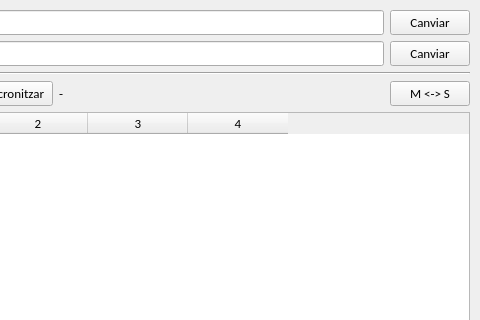
Qt form FSincro.ui (jordisuri/Sincro) before a commit; both pictures show x 123 to 603 and y 0 to 320 of the 603 by 648 pixel window.
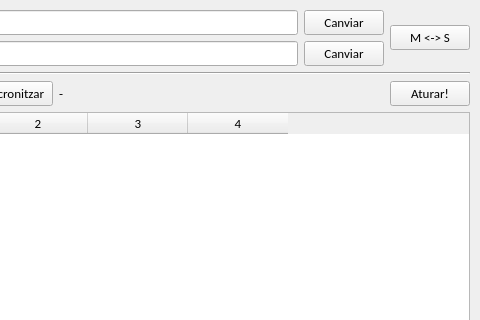
The same form after that commit.

Commit message: Fet aturar

The edit to the form file:
```diff
--- a/FSincro.ui
+++ b/FSincro.ui
@@ -152,6 +152,19 @@
         </item>
        </layout>
       </item>
+      <item>
+       <widget class="QPushButton" name="BInvertirMS">
+        <property name="font">
+         <font>
+          <family>Calibri</family>
+          <pointsize>10</pointsize>
+         </font>
+        </property>
+        <property name="text">
+         <string>M &lt;-&gt; S</string>
+        </property>
+       </widget>
+      </item>
      </layout>
     </item>
     <item>
@@ -216,7 +229,7 @@
        </spacer>
       </item>
       <item>
-       <widget class="QPushButton" name="BInvertirMS">
+       <widget class="QPushButton" name="BAturar">
         <property name="font">
          <font>
           <family>Calibri</family>
@@ -224,7 +237,7 @@
          </font>
         </property>
         <property name="text">
-         <string>M &lt;-&gt; S</string>
+         <string>Aturar!</string>
         </property>
        </widget>
       </item>
```
The commit also changes 2 other files.
